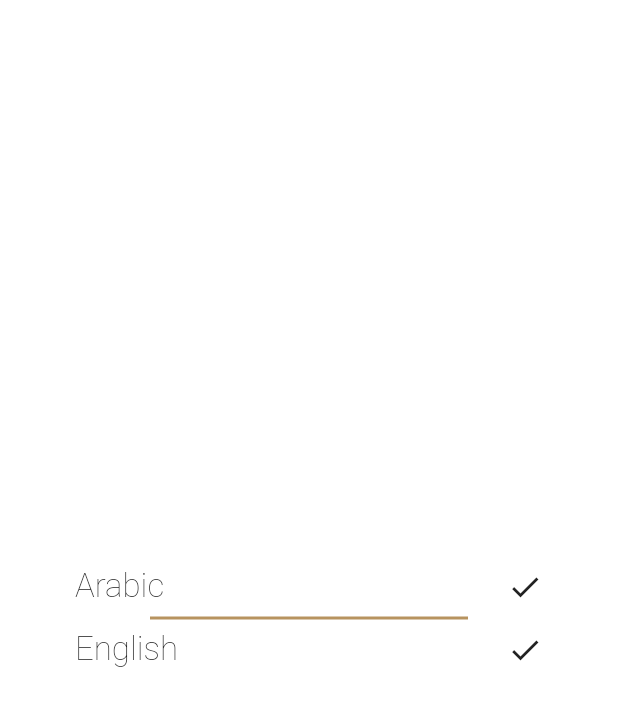
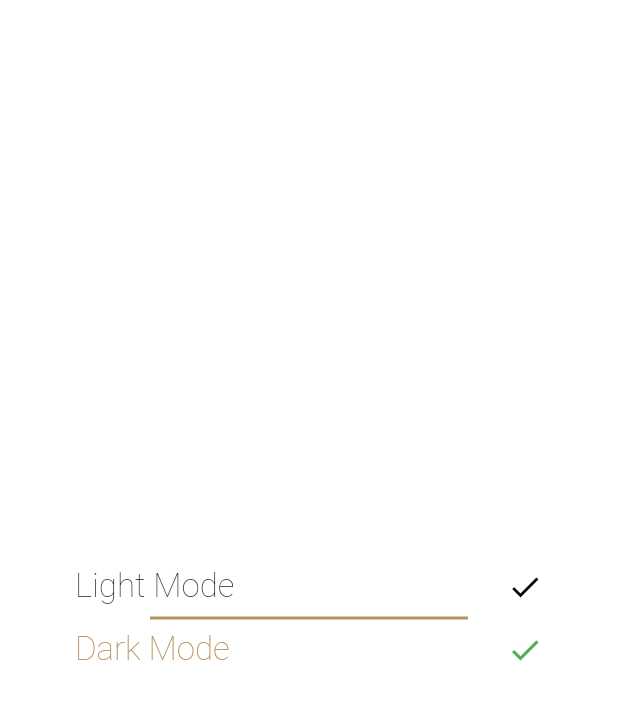
Before and after one commit to saramekawy/islami_hti, a Flutter app: the BottomSheetLang widget shown alone on an empty page, opened directly, on a phone screen of 412 x 824 dp. Shown: the top 706 px of the screen. Run offline on Flutter 3.47's test engine with Material 2 defaults, Android fonts, the phone set to English and light mode, and no system bars; our stand-ins replace google_fonts; generated files the repository leaves out were written again; Roboto replaces fonts that are missing (Sacramento).

Commit message:
ligh and dark mode added

```diff
--- a/lib/button_sheet_lang.dart
+++ b/lib/button_sheet_lang.dart
@@ -23,8 +23,18 @@ class BottomSheetLang extends StatelessWidget {
             child: Row(
               mainAxisAlignment: MainAxisAlignment.spaceBetween,
               children: [
-                Text(AppLocalizations.of(context)!.arabic),
-                const Icon(Icons.done)
+                Text(AppLocalizations.of(context)!.lightMode,
+                    style: provider.language == 'ar'
+                        ? Theme.of(context)
+                            .textTheme
+                            .bodyMedium!
+                            .copyWith(color: MyThemeData.primaryColor)
+                        : Theme.of(context).textTheme.bodyMedium),
+                Icon(
+                  Icons.done,
+                  color:
+                      provider.language == 'ar' ? Colors.green : Colors.black,
+                ),
               ],
             ),
           ),
@@ -41,8 +51,18 @@ class BottomSheetLang extends StatelessWidget {
             child: Row(
               mainAxisAlignment: MainAxisAlignment.spaceBetween,
               children: [
-                Text(AppLocalizations.of(context)!.english),
-                const Icon(Icons.done)
+                Text(AppLocalizations.of(context)!.darkMode,
+                    style: provider.language == 'en'
+                        ? Theme.of(context)
+                            .textTheme
+                            .bodyMedium!
+                            .copyWith(color: MyThemeData.primaryColor)
+                        : Theme.of(context).textTheme.bodyMedium),
+                Icon(
+                  Icons.done,
+                  color:
+                      provider.language == 'en' ? Colors.green : Colors.black,
+                )
               ],
             ),
           )
--- a/lib/l10n/app_ar.arb
+++ b/lib/l10n/app_ar.arb
@@ -7,5 +7,7 @@
   "language": "اللغة",
   "mode": "الحالة",
   "english": "إنجليزى",
-  "arabic": "عربي"
+  "arabic": "عربي",
+  "darkMode": "وضع الإضائة",
+  "lightMode": "وضع الظلام"
 }
--- a/lib/l10n/app_en.arb
+++ b/lib/l10n/app_en.arb
@@ -7,5 +7,7 @@
   "language": "Language",
   "mode": "Mode",
   "english": "English",
-  "arabic": "Arabic"
+  "arabic": "Arabic",
+  "darkMode": "Dark Mode",
+  "lightMode": "Light Mode"
 }
--- a/lib/main.dart
+++ b/lib/main.dart
@@ -33,6 +33,7 @@ class MyApplication extends StatelessWidget {
       ],
       theme: MyThemeData.lightTheme,
       darkTheme: MyThemeData.darkTheme,
+      themeMode: provider.themeMode,
       debugShowCheckedModeBanner: false,
       title: "Main",
       initialRoute: HomeScreen.routeName,
--- a/lib/my_provider.dart
+++ b/lib/my_provider.dart
@@ -3,6 +3,9 @@ import 'package:flutter/material.dart';
 class MyProvider extends ChangeNotifier {
   int counter = 30;
   int value = 0;
+  ThemeMode themeMode = ThemeMode.light;
+  AssetImage lightModeImage = AssetImage("assets/images/main_bg.png");
+  AssetImage DarkModeImage = AssetImage("assets/images/main_bg.png");
 
   List<String> azkar = ["سبحان الله", "الله اكبر", "الحمدلله", "done"];
   String language = 'en';
@@ -42,4 +45,9 @@ class MyProvider extends ChangeNotifier {
     value = -1;
     updateCounter();
   }
+
+  void changeTheme(ThemeMode theme) {
+    themeMode = theme;
+    notifyListeners();
+  }
 }
--- a/lib/my_theme.dart
+++ b/lib/my_theme.dart
@@ -5,6 +5,18 @@ class MyThemeData {
   static const Color primaryColor = Color(0xFFB7935F);
   static const Color blackColor = Color(0xFF141A2E);
   static ThemeData lightTheme = ThemeData(
+      colorScheme: const ColorScheme(
+          brightness: Brightness.light,
+          primary: primaryColor,
+          onPrimary: blackColor,
+          secondary: Colors.white,
+          onSecondary: Colors.black,
+          error: Colors.red,
+          onError: Colors.amber,
+          background: primaryColor,
+          onBackground: blackColor,
+          surface: Colors.white,
+          onSurface: blackColor),
       primaryColor: primaryColor,
       scaffoldBackgroundColor: Colors.transparent,
       appBarTheme: AppBarTheme(
@@ -19,7 +31,7 @@ class MyThemeData {
         centerTitle: true,
       ),
       textTheme: TextTheme(
-        bodyLarge: GoogleFonts.elMessiri(
+        bodyLarge: GoogleFonts.sacramento(
             fontWeight: FontWeight.bold,
             fontSize: 25,
             color: const Color(0xFF242424)),
@@ -28,11 +40,11 @@ class MyThemeData {
             fontSize: 22,
             color: const Color(0xFF242424)),
         bodySmall:
-        GoogleFonts.sacramento(fontSize: 20, fontWeight: FontWeight.w600),
+            GoogleFonts.sacramento(fontSize: 20, fontWeight: FontWeight.w600),
       ),
       bottomNavigationBarTheme: const BottomNavigationBarThemeData(
         type: BottomNavigationBarType.shifting,
-        backgroundColor: primaryColor,
+        backgroundColor: Color(0xFF141A2E),
         selectedItemColor: Colors.black,
         unselectedItemColor: Colors.white,
       ));
@@ -42,7 +54,7 @@ class MyThemeData {
       appBarTheme: const AppBarTheme(
           color: Colors.transparent, elevation: 0.0, centerTitle: true),
       textTheme: TextTheme(
-        bodyLarge: GoogleFonts.elMessiri(
+        bodyLarge: GoogleFonts.sacramento(
             fontWeight: FontWeight.bold, fontSize: 25, color: Colors.white),
         bodyMedium: GoogleFonts.sacramento(
             fontWeight: FontWeight.w100, fontSize: 22, color: Colors.white),
```
Also changed, not shown: lib/bottom_sheet_theme.dart (added, +47 -0 lines), lib/home.dart (+11 -6 lines), lib/tabs/setting_tab.dart (+31 -4 lines).
